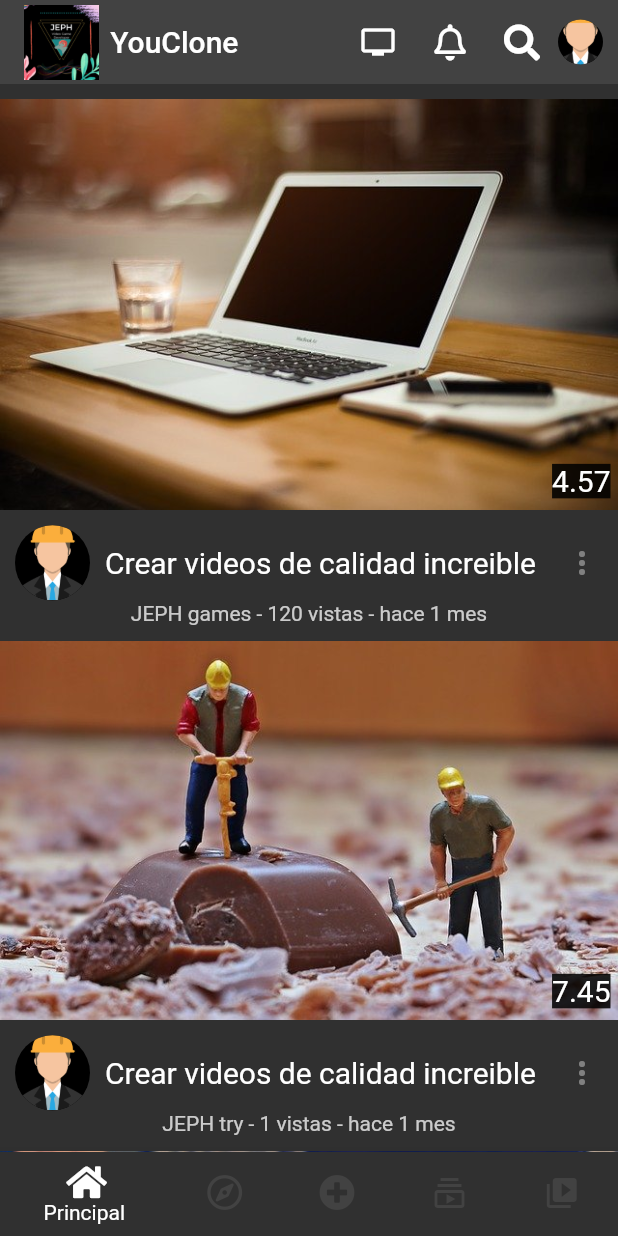
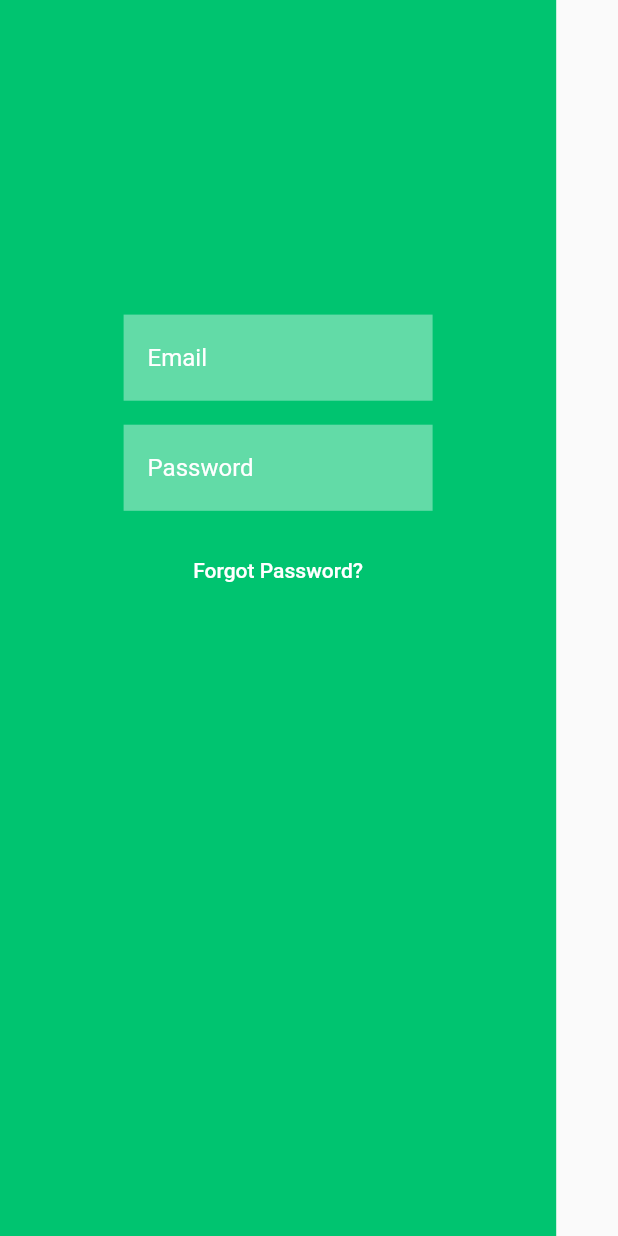
Before and after one commit to JuEnPeHa/flutter-learning-app-je, a Flutter app: the screen it shows after launch, on a phone screen of 412 x 824 dp. Run offline on Flutter 3.47's test engine with Material 2 defaults, Android fonts, the light colour scheme and no system bars; our stand-ins replace font_awesome_flutter.

Commit message:
Stable LogIn Added

```diff
--- a/lib/Widgets/bottom_menu.dart
+++ b/lib/Widgets/bottom_menu.dart
@@ -1,5 +1,6 @@
 import 'package:flutter/material.dart';
 import 'package:font_awesome_flutter/font_awesome_flutter.dart';
+import 'package:social_network_test/pages/example_page.dart';
 import 'package:social_network_test/pages/explore_page.dart';
 import 'package:social_network_test/pages/principal_page.dart';
 
@@ -45,6 +46,9 @@ class _BottomMenuYouCloneState extends State<BottomMenuYouClone> {
               //Navigator.pushNamed(context, ExplorePage.id);
               Navigator.pushReplacementNamed(context, ExplorePage.id);
               break;
+            case 2:
+              Navigator.pushReplacementNamed(context, ExamplePage.id);
+              break;
             default:
           }
         });
--- /dev/null
+++ b/lib/Widgets/constants.dart
@@ -0,0 +1,7 @@
+import 'package:flutter/material.dart';
+
+const Color login_bg = Color(0xFF00C470);
+const Color signup_bg = Color(0xFF000A54);
+
+const double defaultPadding = 16.0;
+const Duration defaultDuration = Duration(milliseconds: 300);
--- /dev/null
+++ b/lib/Widgets/login_form.dart
@@ -0,0 +1,44 @@
+import 'package:flutter/material.dart';
+import 'package:social_network_test/Widgets/constants.dart';
+
+class LoginForm extends StatelessWidget {
+  const LoginForm({Key? key,}) : super(key: key);
+
+  @override
+  Widget build(BuildContext context) {
+    return Padding(
+      padding: EdgeInsets.symmetric(
+      horizontal: MediaQuery.of(context).size.width / 5),
+      child: Form(
+          child: Column(
+            mainAxisAlignment: MainAxisAlignment.center,
+            children: [
+              Spacer(),
+              TextFormField(
+                decoration: InputDecoration(
+                  hintText: "Email",
+                ),
+              ),
+              Padding(
+                  padding: const EdgeInsets.symmetric(vertical: defaultPadding),
+              child: TextFormField(
+                obscureText: true,
+                decoration: InputDecoration(
+                  hintText: "Password"
+                ),
+              ),
+              ),
+              TextButton(
+                  onPressed: () {},
+                  child: Text(
+                    "Forgot Password?",
+                    style: TextStyle(color: Colors.white),
+                  ),
+              ),
+              Spacer(flex: 2),
+            ],
+          ),
+      ),
+    );
+  }
+}
--- a/lib/main.dart
+++ b/lib/main.dart
@@ -1,4 +1,6 @@
 import 'package:flutter/material.dart';
+import 'package:social_network_test/Widgets/constants.dart';
+import 'package:social_network_test/pages/auth_screen.dart';
 import 'package:social_network_test/pages/explore_page.dart';
 import 'package:social_network_test/pages/principal_page.dart';
 import 'package:social_network_test/pages/splash_screen.dart';
@@ -14,12 +16,23 @@ class MyApp extends StatelessWidget {
     return MaterialApp(
       title: 'Flutter Demo',
       debugShowCheckedModeBanner: false,
-      theme: ThemeData.dark(),
+        theme: ThemeData(
+          primarySwatch: Colors.blue,
+          inputDecorationTheme: InputDecorationTheme(
+            filled: true,
+            fillColor: Colors.white38,
+            border: InputBorder.none,
+            hintStyle: TextStyle(color: Colors.white),
+            contentPadding: EdgeInsets.symmetric(
+                vertical: defaultPadding * 1.2, horizontal: defaultPadding),
+          ),
+        ),
       home: SplashScreen(),
       //initialRoute: PrincipalPage.id,
       routes: {
         PrincipalPage.id:(_) => PrincipalPage(),
         ExplorePage.id:(_) => ExplorePage(),
+        AuthScreen.id:(_) => AuthScreen(),
       },
     );
   }
--- a/lib/model/video_card.dart
+++ b/lib/model/video_card.dart
@@ -4,11 +4,12 @@ class VideoCard {
   String views;
   String thumbnail;
   String nameChannel;
-  VideoCard(/*String s0, String s1, String s2, String s3, String s4,*/ {this.duration,
-      this.nameChannel,
-      this.thumbnail,
-      this.title,
-      this.views});
+  VideoCard(/*String s0, String s1, String s2, String s3, String s4,*/ {
+    required this.duration,
+      required this.nameChannel,
+      required this.thumbnail,
+      required this.title,
+      required this.views});
 
   String viewsVideo(int views){
     //String viewString = this.views.toString();
--- /dev/null
+++ b/lib/pages/auth_screen.dart
@@ -0,0 +1,29 @@
+import 'package:flutter/material.dart';
+import 'package:social_network_test/Widgets/constants.dart';
+import 'package:social_network_test/Widgets/login_form.dart';
+
+class AuthScreen extends StatelessWidget {
+  static String id = "auth_screen";
+
+  const AuthScreen({Key? key}) : super(key: key);
+
+  @override
+  Widget build(BuildContext context) {
+    final _size = MediaQuery.of(context).size;
+    return Scaffold(
+      body: Stack(
+        children: [
+          Positioned(
+            width: _size.width / 5 * 4.5,
+            height: _size.height,
+            child: Container(
+              color: login_bg,
+              child: LoginForm(),
+            ),
+          )
+
+        ],
+      ),
+    );
+  }
+}
--- a/lib/pages/principal_page.dart
+++ b/lib/pages/principal_page.dart
@@ -1,10 +1,9 @@
 import 'package:flutter/cupertino.dart';
 import 'package:flutter/material.dart';
-import 'package:font_awesome_flutter/font_awesome_flutter.dart';
-import 'package:social_network_test/model/video_card.dart';
-import 'package:social_network_test/pages/splash_screen.dart';
-
-import '../Widgets/bottom_menu.dart';
+import 'package:social_network_test/pages/chat_page.dart';
+import 'package:social_network_test/pages/feed_page.dart';
+import 'package:social_network_test/pages/home_page.dart';
+import 'package:social_network_test/pages/profile_page.dart';
 
 class PrincipalPage extends StatefulWidget {
   static String id = "principal_page";
@@ -14,157 +13,85 @@ class PrincipalPage extends StatefulWidget {
 }
 
 class _PrincipalPageState extends State<PrincipalPage> {
-  List<VideoCard> videos;
+  int currentIndex = 0;
+  final screens = [
+    HomePage(),
+    FeedPage(),
+    ChatPage(),
+    ProfilePage(),
+  ];
 
   @override
-  void initState(){
-    videos = [];
-    videos.addAll([
-      VideoCard(
-        duration: "4.57", nameChannel: "JEPH games", thumbnail: "assets/images/laptop-336373_640.jpg",
-        title: "Crear videos de calidad increible", views: "120"),
-      VideoCard(
-          duration: "7.45", nameChannel: "JEPH try", thumbnail: "assets/images/miniature-figure-1745770_640.jpg",
-          title: "Crear videos de calidad increible", views: "1"),
-      VideoCard(
-          duration: "2.17", nameChannel: "JEPH", thumbnail: "assets/images/office-620822_640.jpg",
-          title: "Como ver la tele con los ojos cerrados", views: "5061219283"),
-      VideoCard(
-          duration: "1.23", nameChannel: "videojuegos locos", thumbnail: "assets/images/train-797072_640.jpg",
-          title: "Como comprar cebollas sin llorar en el intento", views: "10240405"),
-      VideoCard(
-          duration: "8.30", nameChannel: "Juega master", thumbnail: "assets/images/despaired-2261021_640.jpg",
-          title: "Ver 2 veces antes de elegir contador", views: "50101"),
-      VideoCard(
-          duration: "5.59", nameChannel: "Coding master", thumbnail: "assets/images/Copia de JEPH.png",
-          title: "Tacaños comprando en el super, no te lo vas a creer", views: "52041"),
-      VideoCard(
-          duration: "4.25", nameChannel: "Catboy, Ululete y Gecko", thumbnail: "assets/images/laptop-336373_640.jpg",
-          title: "Evangelion, te lo explico con peras y manzanas", views: "101"),
-    ]);
-
-    super.initState();
-  }
-
-  @override
-  Widget build(BuildContext context) {
-    return SafeArea(
-        child: Scaffold(
-          body: CustomScrollView(
-            primary: true,
-            slivers: [
-              SliverAppBar(
-                title: Row(
-                  children: [
-                    Image.asset("assets/images/JEPH.png",
-                      height: 50,
-                    ),
-                    SizedBox(
-                      width: 7.5,
-                    ),
-                    Text("YouClone"),
-                  ],
+  Widget build(BuildContext context) => Scaffold(
+    appBar: AppBar(
+      title: Text('Texto de Ejemplo 1'),
+      centerTitle: true,
+      backgroundColor: Colors.brown,
 
     ),
-                actions: [
-                  IconButton(icon: Icon(Icons.tv),
-                    onPressed: () {},
+
+    body: IndexedStack(
+      index: currentIndex,
+        children: screens,
     ),
-                  IconButton(icon: Icon(FontAwesomeIcons.bell),
-                      onPressed: () {}
+
+    drawer: Drawer(
+      child: ListView(
+        padding: EdgeInsets.zero,
+        children: <Widget>[
+          DrawerHeader(
+              decoration: BoxDecoration(
+                color: Colors.blueAccent
               ),
-                  IconButton(icon: Icon(FontAwesomeIcons.search),
-                      onPressed: () {}
+              child: Column(
+                children: [
+                  Text('Drawer cabecera',
+                  style: TextStyle(color: Colors.white,
+                  fontSize: 24),
                   ),
-                  GestureDetector(
-                    child: CircleAvatar(
-                      radius: 15.0,
-                      backgroundImage: AssetImage(
-                        "assets/images/avatar-1300331_640.png",
+                  Expanded(child: Image.network('https://cdn.shopify.com/s/files/1/0026/8291/2880/products/ID_HardCover_Book_2.png?v=1614275782'))
+                ],
               ),
           ),
-                    onTap: () {},
+          ListTile(
+            leading: Icon(Icons.account_circle_outlined),
+            title: Text('Perfil'),
           ),
-                  SizedBox(
-                    width: 10.0,
-                  )
-                ],
-              ),
-              SliverList(delegate: SliverChildBuilderDelegate(
-                  (BuildContext context, int position) {
-                    return Container(
-                      margin: EdgeInsets.only(top: 10.0),
-                      child: Stack(
-                        children: [
-                          Column(
-                            children: [
-                              Image.asset(videos[position].thumbnail),
-                              SizedBox(
-                                height: 10.0,
-                              ),
-                              Row(
-                                children: [
-                                  SizedBox(
-                                    width: 10.0,
-                                  ),
-                                  GestureDetector(
-                                    child: CircleAvatar(
-                                      radius: 25.0,
-                                      backgroundImage: AssetImage(
-                                        "assets/images/avatar-1300331_640.png",
-                                      ),
-                                    ),
-                                    onTap: () {},
-                                  ),
-                                  SizedBox(
-                                    width: 10.0,
-                                  ),
-                                  Expanded(
-                                    child: Text("${videos[position].title}",
-                                    style: TextStyle(
-                                      fontWeight: FontWeight.w400,
-                                      fontSize: 20.0
-                                    ),
-                                    ),
-                                  ),
-                                  IconButton(icon: Icon(Icons.more_vert),
-                                  onPressed: null,
+          ListTile(
+            leading: Icon(Icons.message),
+            title: Text('Mensajes'),
           ),
         ],
       ),
-                              SizedBox(
-                                height: 1.0,
     ),
-                              Text("${videos[position].nameChannel}" + " - " + "${videos[position].views}" + " vistas - hace 1 mes",
-                                  style: TextStyle(
-                                    color: Colors.white.withOpacity(0.75)
+
+    bottomNavigationBar: BottomNavigationBar(
+      selectedItemColor: Colors.white,
+      unselectedItemColor: Colors.white70,
+      onTap: (index) => setState(() => currentIndex = index),
+      currentIndex: currentIndex,
+      items: [
+        BottomNavigationBarItem(
+          icon: Icon(Icons.home),
+          label: 'Home',
+          backgroundColor: Colors.blue,
         ),
-                                  textAlign: TextAlign.right),
-                            ],
+        BottomNavigationBarItem(
+          icon: Icon(Icons.favorite),
+          label: 'Feed',
+          backgroundColor: Colors.red,
         ),
-                          Positioned(
-                            right: 5,
-                            bottom: 85,
-                            child: Container(
-                              color: Colors.black87,
-                              child: Text("${videos[position].duration}",
-                                style: TextStyle(
-                                  fontSize: 20.0
+        BottomNavigationBarItem(
+          icon: Icon(Icons.chat),
+          label: 'Chat',
+          backgroundColor: Colors.yellow,
         ),
-                              ),
-                            ),
+        BottomNavigationBarItem(
+          icon: Icon(Icons.person),
+          label: 'Profile',
+          backgroundColor: Colors.green,
         ),
       ],
     ),
   );
-                  },
-                  childCount: videos.length,
-              ),
-              )
-            ],
-          ),
-          bottomNavigationBar: BottomMenuYouClone(),
-        ),
-    );
 }
-}
```
Also changed, not shown: lib/Widgets/scroll_view.dart (added, +166 -0 lines), lib/pages/chat_page.dart (added, +10 -0 lines), lib/pages/example_page.dart (added, +33 -0 lines), lib/pages/feed_page.dart (added, +10 -0 lines), lib/pages/home_page.dart (added, +10 -0 lines), lib/pages/profile_page.dart (added, +10 -0 lines), lib/pages/splash_screen.dart (+8 -4 lines), pubspec.yaml (+5 -5 lines), pubspec.lock. Lines whose indentation alone changed are shown as unchanged.
